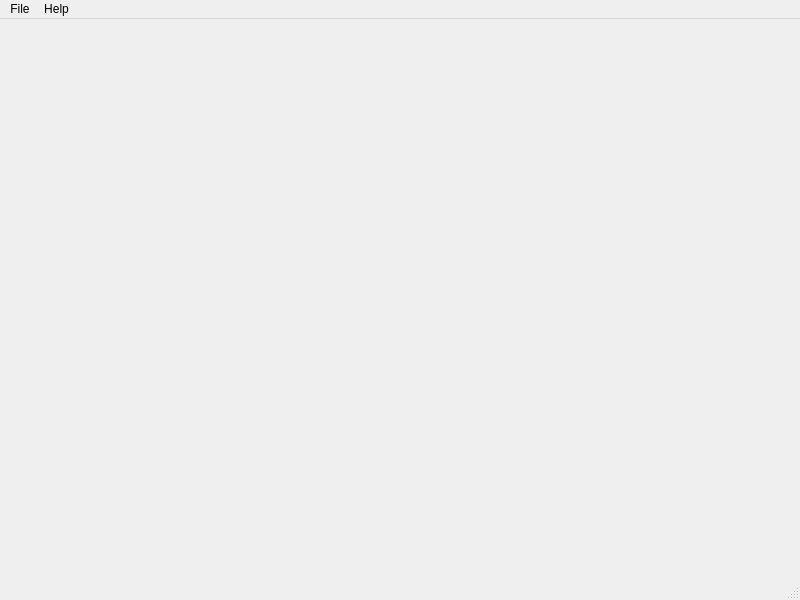
RooiAap/iCombine-Project, file mainwindow.ui: the form before one commit.
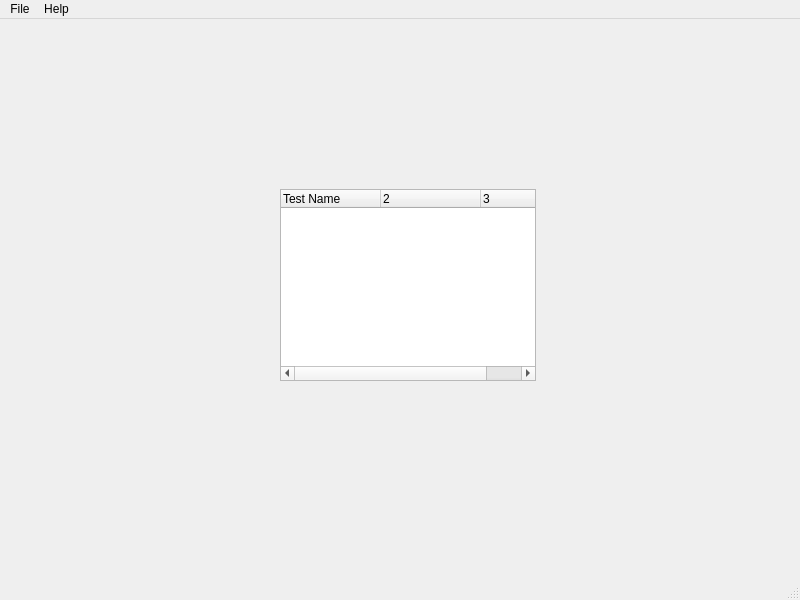
The form after the commit.

Commit message: Changed centralWidget in mainWindow from listWidget to treeWidget

The edit to the form file:
```diff
--- a/mainwindow.ui
+++ b/mainwindow.ui
@@ -22,7 +22,39 @@
   <property name="autoFillBackground">
    <bool>false</bool>
   </property>
-  <widget class="QWidget" name="centralwidget"/>
+  <widget class="QWidget" name="centralwidget">
+   <widget class="QTreeWidget" name="treeWidget">
+    <property name="geometry">
+     <rect>
+      <x>280</x>
+      <y>170</y>
+      <width>256</width>
+      <height>192</height>
+     </rect>
+    </property>
+    <property name="showDropIndicator" stdset="0">
+     <bool>false</bool>
+    </property>
+    <property name="columnCount">
+     <number>3</number>
+    </property>
+    <column>
+     <property name="text">
+      <string>Test Name</string>
+     </property>
+    </column>
+    <column>
+     <property name="text">
+      <string/>
+     </property>
+    </column>
+    <column>
+     <property name="text">
+      <string/>
+     </property>
+    </column>
+   </widget>
+  </widget>
   <widget class="QMenuBar" name="menubar">
    <property name="geometry">
     <rect>
```
The commit also changes 10 other files.
